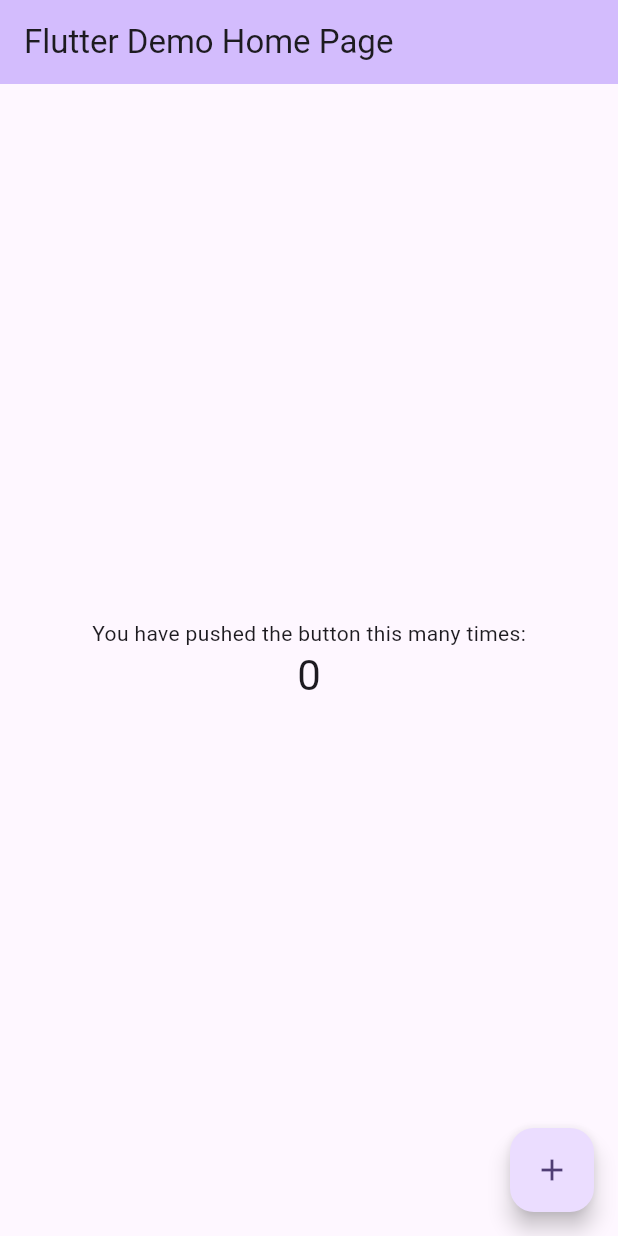
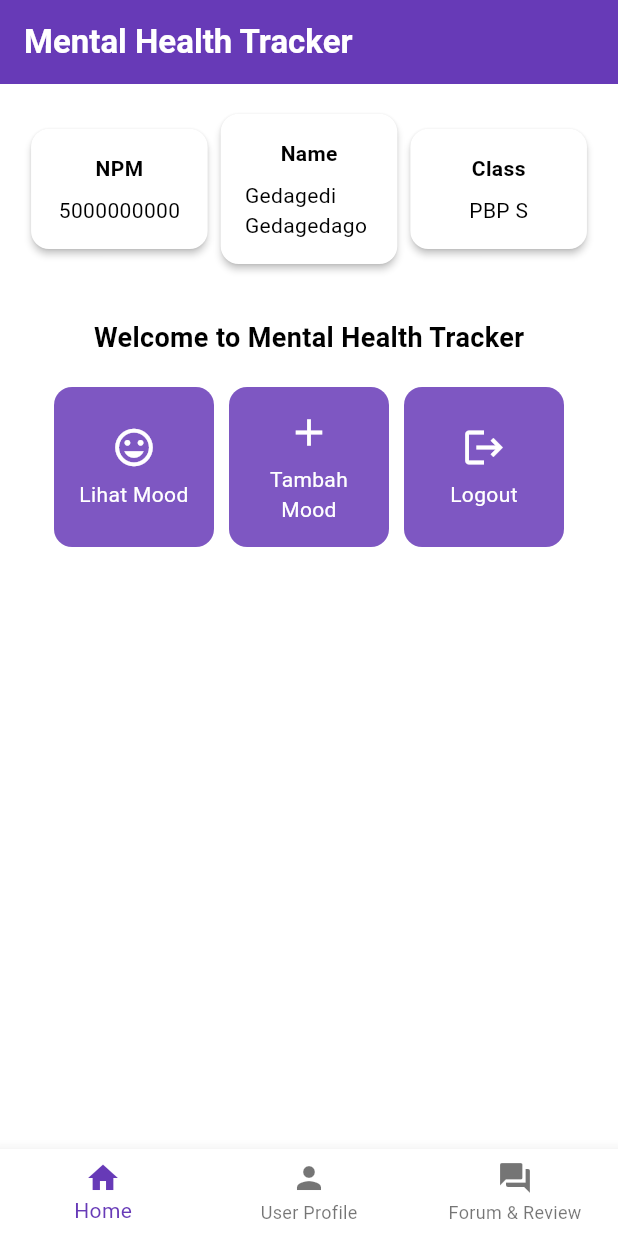
Before and after one commit to pbp-infokan-a-1/lokakarya-mobile, a Flutter app: the screen it shows after launch, on a phone screen of 412 x 824 dp. Run offline on Flutter 3.47's test engine with Material 3 defaults, Android fonts, the phone set to English and light mode, and no system bars.

Commit message:
adding tabbar

```diff
--- /dev/null
+++ b/lib/home/menu.dart
@@ -0,0 +1,181 @@
+import 'package:flutter/material.dart';
+import 'package:lokakarya_mobile/home/widgets/bubbletab.dart'; // Import the BubbleTabBar widget
+import 'package:lokakarya_mobile/profile/profile.dart'; // Import the Profile screen
+
+class MyHomePage extends StatefulWidget {
+  MyHomePage({super.key});
+
+  @override
+  _MyHomePageState createState() => _MyHomePageState();
+}
+
+class _MyHomePageState extends State<MyHomePage> {
+  int _selectedIndex = 0; // Set Home as the default tab index
+
+  final String npm = '5000000000'; // NPM
+  final String name = 'Gedagedi Gedagedago'; // Nama
+  final String className = 'PBP S'; // Kelas
+  final List<ItemHomepage> items = [
+    ItemHomepage("Lihat Mood", Icons.mood),
+    ItemHomepage("Tambah Mood", Icons.add),
+    ItemHomepage("Logout", Icons.logout),
+  ];
+
+  // Function to handle tab changes
+  void _onTabChange(int index) {
+    setState(() {
+      _selectedIndex = index;
+    });
+
+    // Navigate to Profile screen if the Profile tab is selected
+    if (_selectedIndex == 1) {
+      Navigator.push(
+        context,
+        MaterialPageRoute(builder: (context) => const ProfileScreen()), // Navigate to Profile screen
+      );
+    }
+  }
+
+  @override
+  Widget build(BuildContext context) {
+    return Scaffold(
+      appBar: AppBar(
+        title: const Text(
+          'Mental Health Tracker',
+          style: TextStyle(
+            color: Colors.white,
+            fontWeight: FontWeight.bold,
+          ),
+        ),
+        backgroundColor: Theme.of(context).colorScheme.primary,
+      ),
+      body: Padding(
+        padding: const EdgeInsets.all(16.0),
+        child: Column(
+          crossAxisAlignment: CrossAxisAlignment.center,
+          children: [
+            Row(
+              mainAxisAlignment: MainAxisAlignment.spaceEvenly,
+              children: [
+                InfoCard(title: 'NPM', content: npm),
+                InfoCard(title: 'Name', content: name),
+                InfoCard(title: 'Class', content: className),
+              ],
+            ),
+            const SizedBox(height: 16.0),
+            Center(
+              child: Column(
+                children: [
+                  const Padding(
+                    padding: EdgeInsets.only(top: 16.0),
+                    child: Text(
+                      'Welcome to Mental Health Tracker',
+                      style: TextStyle(
+                        fontWeight: FontWeight.bold,
+                        fontSize: 18.0,
+                      ),
+                    ),
+                  ),
+                  GridView.count(
+                    primary: true,
+                    padding: const EdgeInsets.all(20),
+                    crossAxisSpacing: 10,
+                    mainAxisSpacing: 10,
+                    crossAxisCount: 3,
+                    shrinkWrap: true,
+                    children: items.map((ItemHomepage item) {
+                      return ItemCard(item);
+                    }).toList(),
+                  ),
+                ],
+              ),
+            ),
+          ],
+        ),
+      ),
+      bottomNavigationBar: BubbleTabBar(
+        selectedIndex: _selectedIndex, // Pass the selected index to highlight the active tab
+        onTabChange: _onTabChange, // Pass the callback to handle tab change
+      ),
+    );
+  }
+}
+
+class InfoCard extends StatelessWidget {
+  final String title;
+  final String content;
+
+  const InfoCard({super.key, required this.title, required this.content});
+
+  @override
+  Widget build(BuildContext context) {
+    return Card(
+      elevation: 2.0,
+      child: Container(
+        width: MediaQuery.of(context).size.width / 3.5,
+        padding: const EdgeInsets.all(16.0),
+        child: Column(
+          children: [
+            Text(
+              title,
+              style: const TextStyle(fontWeight: FontWeight.bold),
+            ),
+            const SizedBox(height: 8.0),
+            Text(content),
+          ],
+        ),
+      ),
+    );
+  }
+}
+
+class ItemHomepage {
+  final String name;
+  final IconData icon;
+
+  ItemHomepage(this.name, this.icon);
+}
+
+class ItemCard extends StatelessWidget {
+  final ItemHomepage item;
+
+  const ItemCard(this.item, {super.key});
+
+  @override
+  Widget build(BuildContext context) {
+    return Material(
+      color: Theme.of(context).colorScheme.secondary,
+      borderRadius: BorderRadius.circular(12),
+      child: InkWell(
+        onTap: () {
+          ScaffoldMessenger.of(context)
+            ..hideCurrentSnackBar()
+            ..showSnackBar(
+              SnackBar(content: Text("You tapped ${item.name}!"))
+            );
+        },
+        child: Container(
+          padding: const EdgeInsets.all(8),
+          child: Center(
+            child: Column(
+              mainAxisAlignment: MainAxisAlignment.center,
+              children: [
+                Icon(
+                  item.icon,
+                  color: Colors.white,
+                  size: 30.0,
+                ),
+                const Padding(padding: EdgeInsets.all(3)),
+                Text(
+                  item.name,
+                  textAlign: TextAlign.center,
+                  style: const TextStyle(color: Colors.white),
+                ),
+              ],
+            ),
+          ),
+        ),
+      ),
+    );
+  }
+}
--- /dev/null
+++ b/lib/home/widgets/bubbletab.dart
@@ -0,0 +1,35 @@
+// bubbletab.dart
+import 'package:flutter/material.dart';
+
+class BubbleTabBar extends StatelessWidget {
+  final int selectedIndex;
+  final ValueChanged<int> onTabChange;
+
+  const BubbleTabBar({
+    super.key,
+    required this.selectedIndex,
+    required this.onTabChange,
+  });
+
+  @override
+  Widget build(BuildContext context) {
+    return BottomNavigationBar(
+      currentIndex: selectedIndex,
+      onTap: onTabChange,
+      items: const [
+        BottomNavigationBarItem(
+          icon: Icon(Icons.home),
+          label: 'Home',
+        ),
+        BottomNavigationBarItem(
+          icon: Icon(Icons.person),
+          label: 'User Profile',
+        ),
+        BottomNavigationBarItem(
+          icon: Icon(Icons.forum),
+          label: 'Forum & Review',
+        ),
+      ],
+    );
+  }
+}
--- a/lib/main.dart
+++ b/lib/main.dart
@@ -1,4 +1,5 @@
 import 'package:flutter/material.dart';
+import 'package:lokakarya_mobile/home/menu.dart';
 
 void main() {
   runApp(const MyApp());
@@ -28,98 +29,11 @@ class MyApp extends StatelessWidget {
         //
         // This works for code too, not just values: Most code changes can be
         // tested with just a hot reload.
-        colorScheme: ColorScheme.fromSeed(seedColor: Colors.deepPurple),
+        colorScheme: ColorScheme.fromSwatch(primarySwatch: Colors.deepPurple,
+                                            ).copyWith(secondary: Colors.deepPurple[400]),
         useMaterial3: true,
       ),
-      home: const MyHomePage(title: 'Flutter Demo Home Page'),
+      home: MyHomePage(),
     );
   }
 }
-
-class MyHomePage extends StatefulWidget {
-  const MyHomePage({super.key, required this.title});
-
-  // This widget is the home page of your application. It is stateful, meaning
-  // that it has a State object (defined below) that contains fields that affect
-  // how it looks.
-
-  // This class is the configuration for the state. It holds the values (in this
-  // case the title) provided by the parent (in this case the App widget) and
-  // used by the build method of the State. Fields in a Widget subclass are
-  // always marked "final".
-
-  final String title;
-
-  @override
-  State<MyHomePage> createState() => _MyHomePageState();
-}
-
-class _MyHomePageState extends State<MyHomePage> {
-  int _counter = 0;
-
-  void _incrementCounter() {
-    setState(() {
-      // This call to setState tells the Flutter framework that something has
-      // changed in this State, which causes it to rerun the build method below
-      // so that the display can reflect the updated values. If we changed
-      // _counter without calling setState(), then the build method would not be
-      // called again, and so nothing would appear to happen.
-      _counter++;
-    });
-  }
-
-  @override
-  Widget build(BuildContext context) {
-    // This method is rerun every time setState is called, for instance as done
-    // by the _incrementCounter method above.
-    //
-    // The Flutter framework has been optimized to make rerunning build methods
-    // fast, so that you can just rebuild anything that needs updating rather
-    // than having to individually change instances of widgets.
-    return Scaffold(
-      appBar: AppBar(
-        // TRY THIS: Try changing the color here to a specific color (to
-        // Colors.amber, perhaps?) and trigger a hot reload to see the AppBar
-        // change color while the other colors stay the same.
-        backgroundColor: Theme.of(context).colorScheme.inversePrimary,
-        // Here we take the value from the MyHomePage object that was created by
-        // the App.build method, and use it to set our appbar title.
-        title: Text(widget.title),
-      ),
-      body: Center(
-        // Center is a layout widget. It takes a single child and positions it
-        // in the middle of the parent.
-        child: Column(
-          // Column is also a layout widget. It takes a list of children and
-          // arranges them vertically. By default, it sizes itself to fit its
-          // children horizontally, and tries to be as tall as its parent.
-          //
-          // Column has various properties to control how it sizes itself and
-          // how it positions its children. Here we use mainAxisAlignment to
-          // center the children vertically; the main axis here is the vertical
-          // axis because Columns are vertical (the cross axis would be
-          // horizontal).
-          //
-          // TRY THIS: Invoke "debug painting" (choose the "Toggle Debug Paint"
-          // action in the IDE, or press "p" in the console), to see the
-          // wireframe for each widget.
-          mainAxisAlignment: MainAxisAlignment.center,
-          children: <Widget>[
-            const Text(
-              'You have pushed the button this many times:',
-            ),
-            Text(
-              '$_counter',
-              style: Theme.of(context).textTheme.headlineMedium,
-            ),
-          ],
-        ),
-      ),
-      floatingActionButton: FloatingActionButton(
-        onPressed: _incrementCounter,
-        tooltip: 'Increment',
-        child: const Icon(Icons.add),
-      ), // This trailing comma makes auto-formatting nicer for build methods.
-    );
-  }
-}
```
Also changed, not shown: lib/profile/profile.dart (added, +81 -0 lines).
